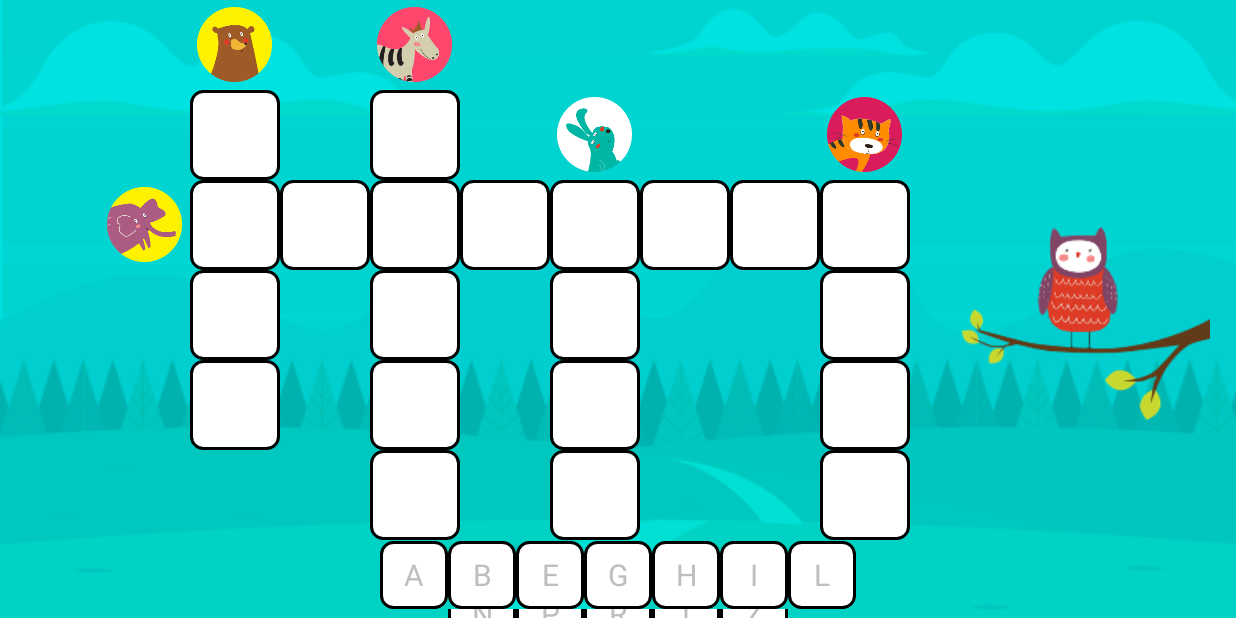
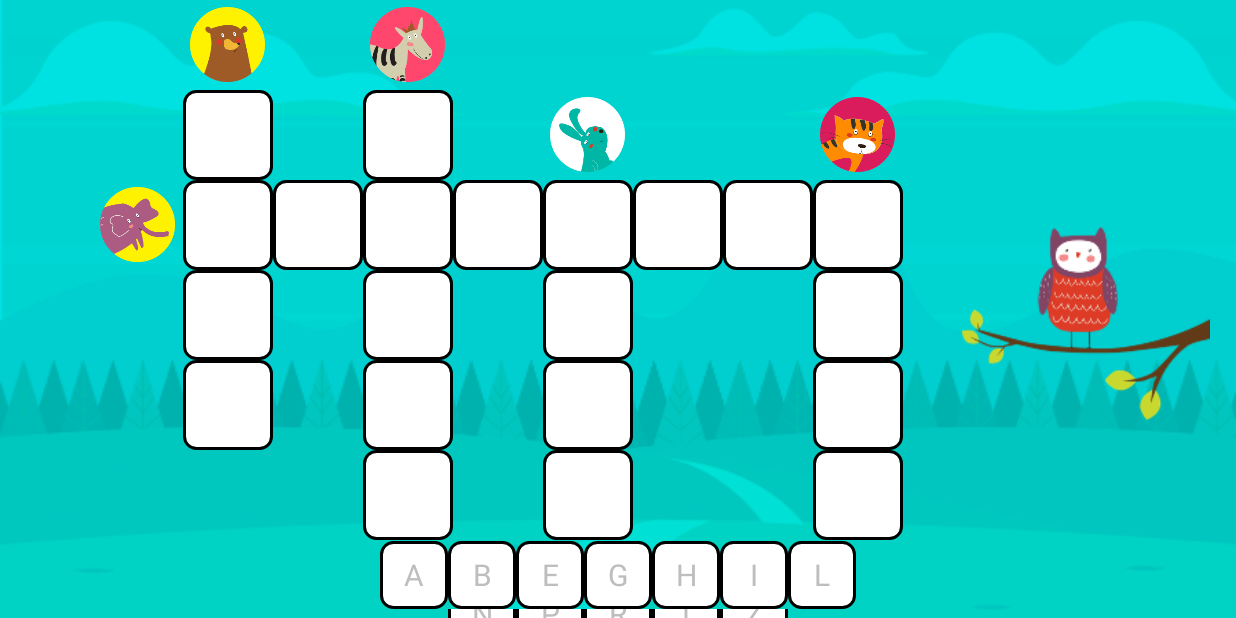
Before and after one commit to Ori1N/HelloWords, an Android app: the CrosswordActivity screen opened directly, with no data from a screen before it, on a phone screen of 824 x 412 dp (held sideways). Run offline under Robolectric (Android 15) with nearby library versions, the light colour scheme and no system bars; our stand-ins replace ButterKnife.

Commit message:
mionr improvement

```diff
--- a/app/src/main/res/layout/activity_crossword.xml
+++ b/app/src/main/res/layout/activity_crossword.xml
@@ -25,10 +25,10 @@
             android:layout_width="0dp"
             android:layout_height="wrap_content"
             android:layout_weight="1"
-            android:layout_gravity="center"
+            android:layout_gravity="center_vertical"
             android:orientation="vertical"
-            android:paddingLeft="50dp"
-            android:paddingStart="50dp"
+            android:paddingLeft="40dp"
+            android:paddingStart="40dp"
             >
 
             <LinearLayout
@@ -264,12 +264,10 @@
 
         <ImageView
             android:id="@+id/crossword_guide"
-            android:layout_width="wrap_content"
-            android:layout_height="wrap_content"
+            android:layout_width="200dp"
+            android:layout_height="200dp"
             android:src="@drawable/owl_1"
             android:layout_gravity="center_vertical"
-            android:minWidth="200dp"
-            android:minHeight="200dp"
             />
 
     </LinearLayout>
```
